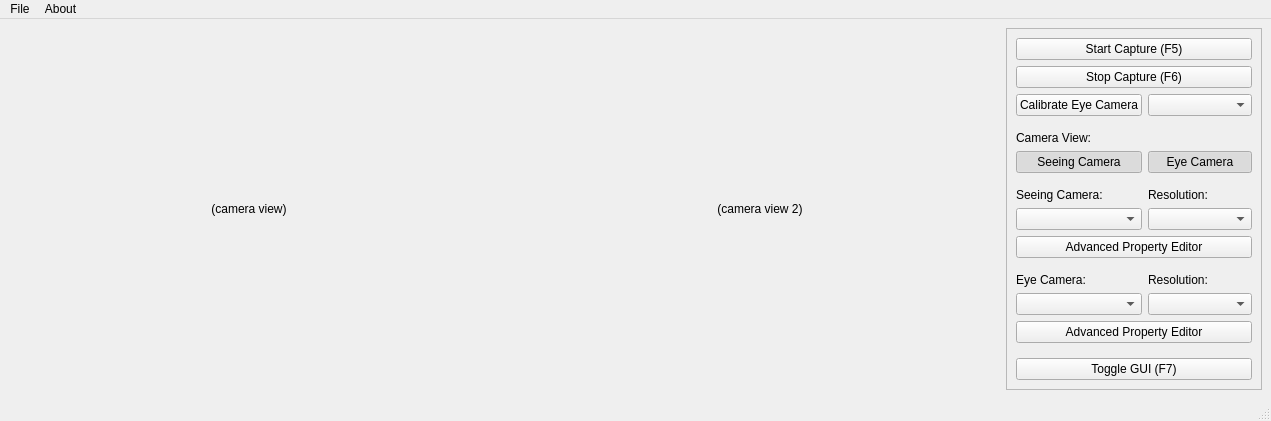
ganesh-git2014/python-eye-tracker, file PyET/ui/main_window.ui: the form before one commit.
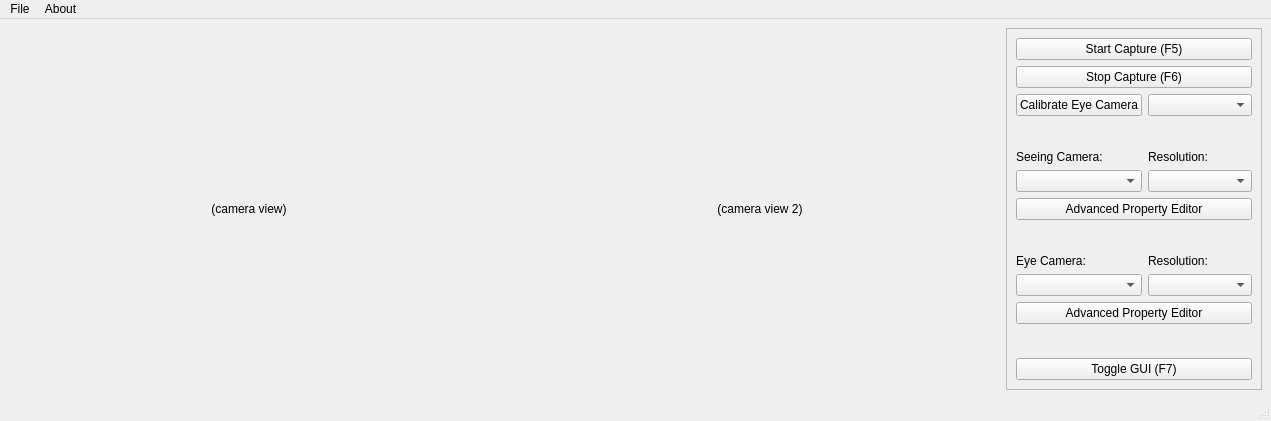
The form after the commit.

```diff
--- a/PyET/ui/main_window.ui
+++ b/PyET/ui/main_window.ui
@@ -50,49 +50,20 @@
        <layout class="QVBoxLayout" name="verticalLayout">
         <item>
          <layout class="QGridLayout" name="gridLayout">
-          <item row="12" column="0" colspan="2">
+          <item row="9" column="0" colspan="2">
            <widget class="QPushButton" name="seeing_prop_btn">
             <property name="text">
              <string>Advanced Property Editor</string>
             </property>
            </widget>
           </item>
-          <item row="15" column="0">
+          <item row="12" column="0">
            <widget class="QComboBox" name="eye_cam_combo_box"/>
           </item>
-          <item row="7" column="0" colspan="2">
-           <widget class="QLabel" name="cam_view_label">
-            <property name="text">
-             <string>Camera View:</string>
-            </property>
-            <property name="alignment">
-             <set>Qt::AlignBottom|Qt::AlignLeading|Qt::AlignLeft</set>
-            </property>
-           </widget>
-          </item>
           <item row="8" column="0">
-           <widget class="QPushButton" name="seeing_cam_btn">
-            <property name="text">
-             <string>Seeing Camera</string>
-            </property>
-            <property name="checkable">
-             <bool>true</bool>
-            </property>
-            <property name="checked">
-             <bool>true</bool>
-            </property>
-            <property name="autoDefault">
-             <bool>false</bool>
-            </property>
-            <property name="default">
-             <bool>false</bool>
-            </property>
-           </widget>
-          </item>
-          <item row="11" column="0">
            <widget class="QComboBox" name="seeing_cam_combo_box"/>
           </item>
-          <item row="10" column="1">
+          <item row="7" column="1">
            <widget class="QLabel" name="seeing_res_label">
             <property name="sizePolicy">
              <sizepolicy hsizetype="Minimum" vsizetype="Minimum">
@@ -108,7 +79,7 @@
             </property>
            </widget>
           </item>
-          <item row="10" column="0">
+          <item row="7" column="0">
            <widget class="QLabel" name="seeing_cam_label">
             <property name="text">
              <string>Seeing Camera:</string>
@@ -118,7 +89,7 @@
             </property>
            </widget>
           </item>
-          <item row="14" column="0">
+          <item row="11" column="0">
            <widget class="QLabel" name="eye_cam_label">
             <property name="text">
              <string>Eye Camera:</string>
@@ -128,13 +99,13 @@
             </property>
            </widget>
           </item>
-          <item row="15" column="1">
+          <item row="12" column="1">
            <widget class="QComboBox" name="eye_res_combo_box"/>
           </item>
-          <item row="11" column="1">
+          <item row="8" column="1">
            <widget class="QComboBox" name="seeing_res_combo_box"/>
           </item>
-          <item row="14" column="1">
+          <item row="11" column="1">
            <widget class="QLabel" name="eye_res_label">
             <property name="text">
              <string>Resolution:</string>
@@ -147,7 +118,7 @@
             </property>
            </widget>
           </item>
-          <item row="16" column="0" colspan="2">
+          <item row="13" column="0" colspan="2">
            <widget class="QPushButton" name="eye_prop_btn">
             <property name="text">
              <string>Advanced Property Editor</string>
@@ -181,7 +152,7 @@
             </property>
            </widget>
           </item>
-          <item row="17" column="0" colspan="2">
+          <item row="14" column="0" colspan="2">
            <spacer name="verticalSpacer_2">
             <property name="orientation">
              <enum>Qt::Vertical</enum>
@@ -194,7 +165,7 @@
             </property>
            </spacer>
           </item>
-          <item row="13" column="0" colspan="2">
+          <item row="10" column="0" colspan="2">
            <spacer name="verticalSpacer_4">
             <property name="orientation">
              <enum>Qt::Vertical</enum>
@@ -207,19 +178,6 @@
             </property>
            </spacer>
           </item>
-          <item row="9" column="0" colspan="2">
-           <spacer name="verticalSpacer_3">
-            <property name="orientation">
-             <enum>Qt::Vertical</enum>
-            </property>
-            <property name="sizeHint" stdset="0">
-             <size>
-              <width>20</width>
-              <height>40</height>
-             </size>
-            </property>
-           </spacer>
-          </item>
           <item row="2" column="0">
            <widget class="QPushButton" name="calibrate_btn">
             <property name="text">
@@ -243,19 +201,6 @@
             </property>
            </spacer>
           </item>
-          <item row="8" column="1">
-           <widget class="QPushButton" name="eye_cam_btn">
-            <property name="text">
-             <string>Eye Camera</string>
-            </property>
-            <property name="checkable">
-             <bool>true</bool>
-            </property>
-            <property name="checked">
-             <bool>true</bool>
-            </property>
-           </widget>
-          </item>
          </layout>
         </item>
        </layout>
```
Left out of the diff: 69 changed lines with no effect on the pictures.
